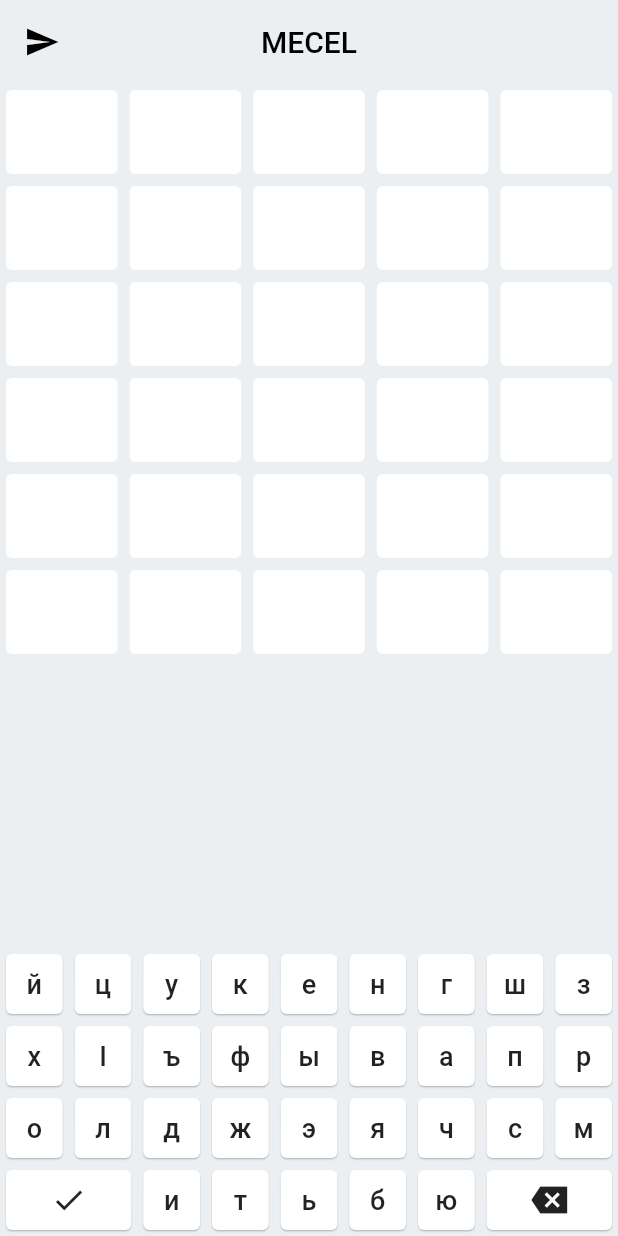
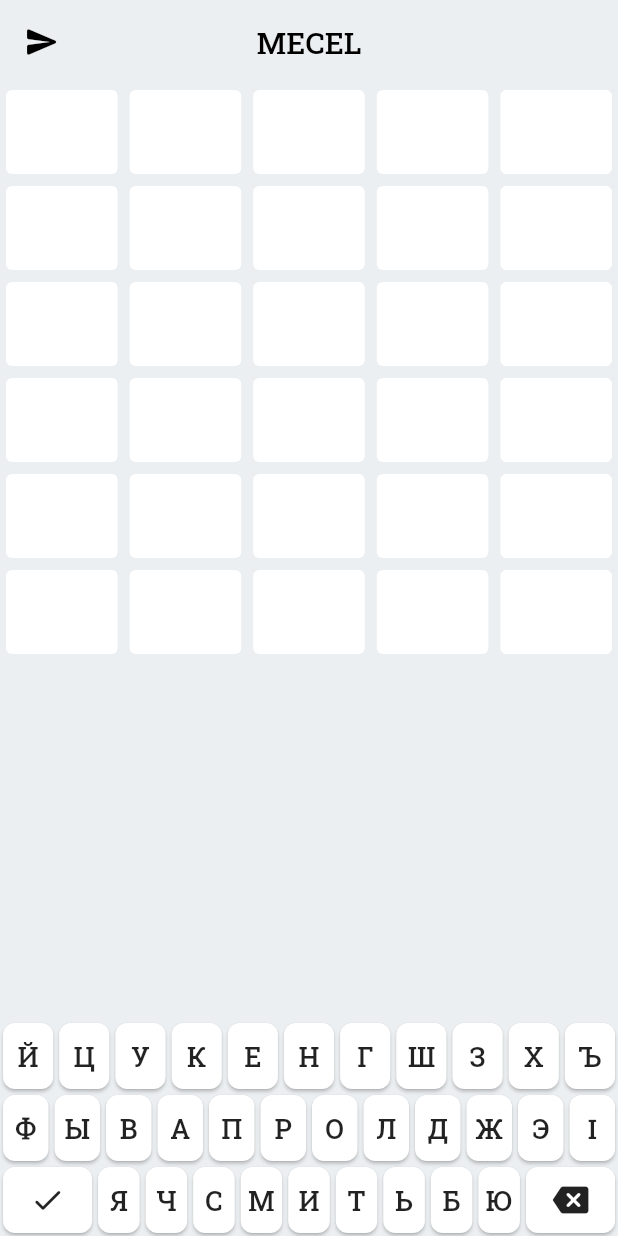
Before and after one commit to raxysstudios/mecel, a Flutter app: the screen it shows after launch, on a phone screen of 412 x 824 dp. Run offline on Flutter 3.47's test engine with Material 2 defaults, Android fonts, the light colour scheme and no system bars; our stand-ins replace google_fonts.

Commit message:
Improve layout & UI

```diff
--- a/lib/modules/play/screens/play.dart
+++ b/lib/modules/play/screens/play.dart
@@ -76,14 +76,14 @@ class _PlayScreenState extends State<PlayScreen> {
         centerTitle: true,
         title: Text(
           'MECEL',
-          style: GoogleFonts.firaMono(
+          style: GoogleFonts.robotoSlab(
             fontWeight: FontWeight.w500,
           ),
         ),
         leading: IconButton(
           onPressed: () => launch('https://t.me/raxysstudios'),
           tooltip: 'Contact',
-          icon: const Icon(Icons.send_sharp),
+          icon: const Icon(Icons.send_rounded),
         ),
         actions: [
           if (done)
--- a/lib/modules/play/utils.dart
+++ b/lib/modules/play/utils.dart
@@ -15,14 +15,14 @@ InputLayout layoutFromStrings({
     InputKey(
       null,
       flex: 2,
-      icon: Icons.check_sharp,
+      icon: Icons.check_rounded,
       callback: done,
     ),
     ...layout.last,
     InputKey(
       null,
       flex: 2,
-      icon: Icons.backspace_sharp,
+      icon: Icons.backspace_rounded,
       callback: backspace,
     ),
   ];
--- a/lib/modules/play/widgets/keyboard_input.dart
+++ b/lib/modules/play/widgets/keyboard_input.dart
@@ -29,7 +29,10 @@ class KeyboardInput extends StatelessWidget {
                   Builder(
                     builder: (context) {
                       final card = Card(
-                        elevation: .5,
+                        margin: const EdgeInsets.all(2),
+                        shape: RoundedRectangleBorder(
+                          borderRadius: BorderRadius.circular(8),
+                        ),
                         child: InkWell(
                           onTap: key.callback ??
                               () => textCallback(key.text ?? ''),
@@ -37,8 +40,8 @@ class KeyboardInput extends StatelessWidget {
                             child: key.text == null
                                 ? Icon(key.icon)
                                 : Text(
-                                    key.text!,
-                                    style: GoogleFonts.firaMono(
+                                    key.text!.toUpperCase(),
+                                    style: GoogleFonts.robotoSlab(
                                       fontWeight: FontWeight.w500,
                                       fontSize: 18,
                                     ),
--- a/lib/modules/play/widgets/share_button.dart
+++ b/lib/modules/play/widgets/share_button.dart
@@ -39,13 +39,13 @@ class ShareButton extends StatelessWidget {
         await copyText(context, computeResultText());
         showSnackbar(
           context,
-          icon: Icons.content_copy_sharp,
+          icon: Icons.content_copy_rounded,
           text: 'Copied to clipboard.',
           short: true,
         );
       },
       tooltip: 'Share',
-      icon: const Icon(Icons.share_sharp),
+      icon: const Icon(Icons.share_rounded),
     );
   }
 }
--- a/lib/modules/play/widgets/word_attempt.dart
+++ b/lib/modules/play/widgets/word_attempt.dart
@@ -21,7 +21,8 @@ class WordAttempt extends StatelessWidget {
         children: [
           for (var i = 0; i < length; i++)
             Expanded(
-              child: Builder(builder: (context) {
+              child: Builder(
+                builder: (context) {
                   final char = i < text.length ? text[i] : '';
                   Color? color;
 
@@ -41,7 +42,7 @@ class WordAttempt extends StatelessWidget {
                       child: Builder(builder: (context) {
                         return Text(
                           char.toUpperCase(),
-                        style: GoogleFonts.firaMono(
+                          style: GoogleFonts.robotoSlab(
                               fontWeight: FontWeight.bold,
                               fontSize: 32,
                               color: color == null ? null : Colors.white),
@@ -49,7 +50,8 @@ class WordAttempt extends StatelessWidget {
                       }),
                     ),
                   );
-              }),
+                },
+              ),
             )
         ],
       ),
--- a/lib/shared/models/language.dart
+++ b/lib/shared/models/language.dart
@@ -2,12 +2,12 @@ class Language {
   const Language({
     required this.name,
     this.flag,
+    required this.layout,
     required this.words,
-    required this.layout,
   });
 
   final String name;
   final String? flag;
+  final List<String> layout;
   final Set<String> words;
-  final List<String> layout;
 }
--- a/lib/store.dart
+++ b/lib/store.dart
@@ -2,6 +2,11 @@ import 'package:wordle/shared/models/language.dart';
 
 const lezgi = Language(
   name: 'lezgi',
+  layout: [
+    'йцукенгшзхъ',
+    'фывапролджэӏ',
+    'ячсмитьбю',
+  ],
   words: {
     'сувар',
     'кӏеви',
@@ -31,10 +36,4 @@ const lezgi = Language(
     'масан',
     'ацӏай',
   },
-  layout: [
-    'йцукенгшз',
-    'хӏъфывапр',
-    'олджэячсм',
-    'итьбю',
-  ],
 );
```
Lines whose indentation alone changed are shown as unchanged.
